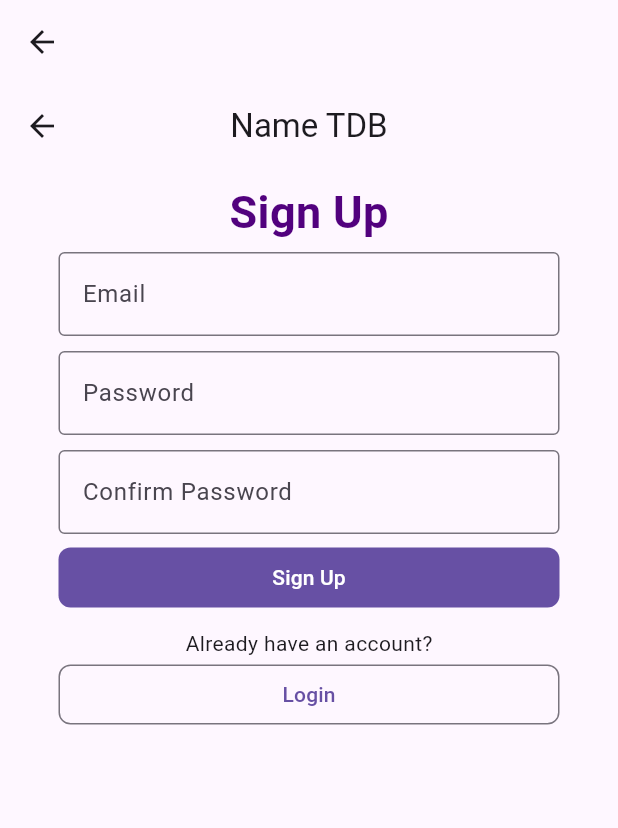
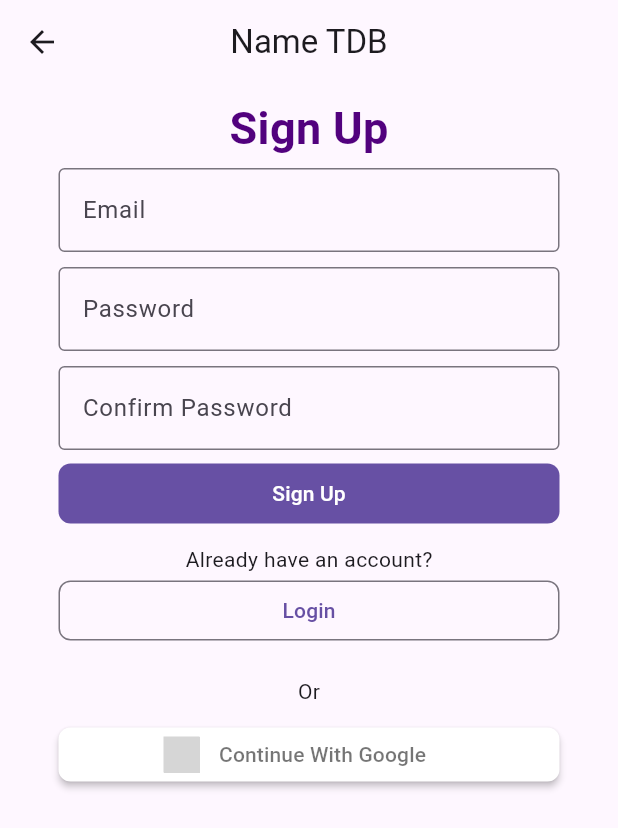
Before and after one commit to sachintha-lk/mad_app, a Flutter app: the LoginScreen screen opened by its route, after a tap on "Sign Up", on a phone screen of 412 x 824 dp. Shown: the top 828 px of the screen. Run offline on Flutter 3.47's test engine with Material 2 defaults, Android fonts, the light colour scheme and no system bars; our stand-ins replace flutter_signin_button; grey boxes are pictures that could not be loaded.

Commit message:
Added Continue with google btn to ui

```diff
--- a/lib/screens/login_screen.dart
+++ b/lib/screens/login_screen.dart
@@ -1,6 +1,7 @@
 import 'package:flutter/material.dart';
 import 'package:flutter/src/widgets/framework.dart';
 import 'package:flutter/src/widgets/placeholder.dart';
+import 'package:flutter_signin_button/flutter_signin_button.dart';
 
 class LoginScreen extends StatelessWidget {
   const LoginScreen({super.key});
@@ -82,7 +83,20 @@ class LoginScreen extends StatelessWidget {
                         Navigator.pushNamed(context, '/signup');
                       },
                       child: const Text('Sign Up'),
-                    )
+                    ),
+                    const Center(
+                      child: Padding(
+                        padding: EdgeInsets.fromLTRB(0, 20, 0, 8),
+                        child: Text("Or"),
+                      ),
+                    ),
+                    SignInButton(
+                      Buttons.Google,
+                      text: "Continue With Google",
+                      shape: RoundedRectangleBorder(
+                          borderRadius: BorderRadius.circular(8.0)),
+                      onPressed: () {},
+                    ),
                   ],
                 ),
               ),
--- a/lib/screens/signup_screen.dart
+++ b/lib/screens/signup_screen.dart
@@ -1,6 +1,7 @@
 import 'package:flutter/material.dart';
 import 'package:flutter/src/widgets/framework.dart';
 import 'package:flutter/src/widgets/placeholder.dart';
+import 'package:flutter_signin_button/flutter_signin_button.dart';
 
 class SignUpScreen extends StatelessWidget {
   const SignUpScreen({super.key});
@@ -8,8 +9,6 @@ class SignUpScreen extends StatelessWidget {
   @override
   Widget build(BuildContext context) {
     return Scaffold(
-      appBar: AppBar(),
-      body: Scaffold(
       appBar: AppBar(
         title: Text("Name TDB"),
         centerTitle: true,
@@ -93,7 +92,20 @@ class SignUpScreen extends StatelessWidget {
                         Navigator.pushNamed(context, '/login');
                       },
                       child: const Text('Login'),
-                      )
+                    ),
+                    const Center(
+                      child: Padding(
+                        padding: EdgeInsets.fromLTRB(0, 20, 0, 8),
+                        child: Text("Or"),
+                      ),
+                    ),
+                    SignInButton(
+                      Buttons.Google,
+                      text: "Continue With Google",
+                      shape: RoundedRectangleBorder(
+                          borderRadius: BorderRadius.circular(8.0)),
+                      onPressed: () {},
+                    ),
                   ],
                 ),
               ),
@@ -101,7 +113,6 @@ class SignUpScreen extends StatelessWidget {
           ),
         ),
       ),
-      ),
     );
   }
 }
--- a/pubspec.yaml
+++ b/pubspec.yaml
@@ -35,6 +35,7 @@ dependencies:
   # The following adds the Cupertino Icons font to your application.
   # Use with the CupertinoIcons class for iOS style icons.
   cupertino_icons: ^1.0.2
+  flutter_signin_button: ^2.0.0
 
 dev_dependencies:
   flutter_test:
```
Also changed, not shown: pubspec.lock. Lines whose indentation alone changed are shown as unchanged.
